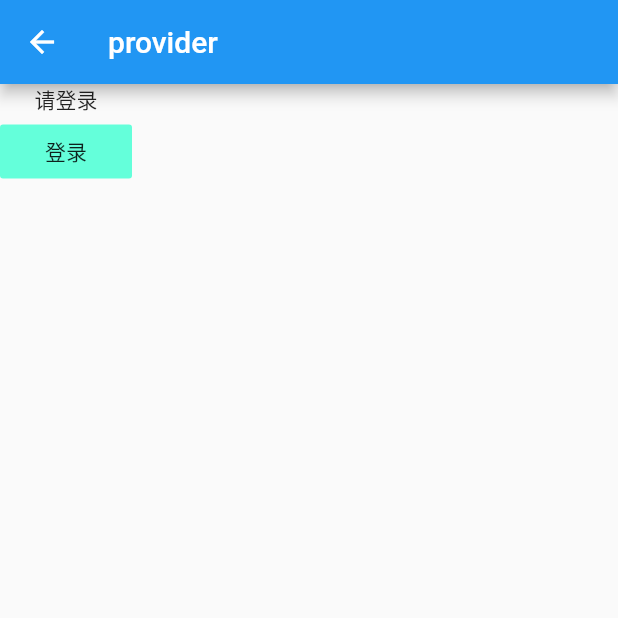
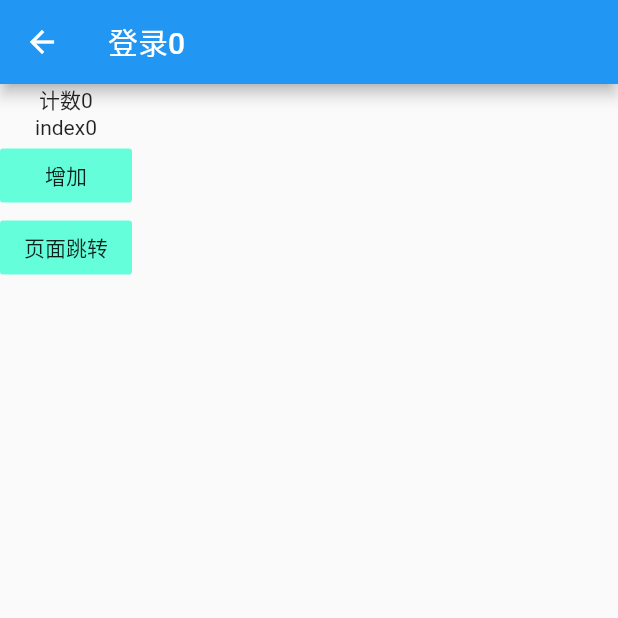
Before and after one commit to 93skyHuang/flutter_provider, a Flutter app: the TestPage screen opened directly, on a phone screen of 412 x 824 dp, the top half of it. Run offline on Flutter 3.47's test engine with Material 2 defaults, Android fonts, the phone set to English and light mode, and no system bars.

Commit message:
基本使用测试、全局和局部使用

```diff
--- a/lib/test_page.dart
+++ b/lib/test_page.dart
@@ -1,10 +1,11 @@
-
-
 import 'package:flutter/cupertino.dart';
 import 'package:flutter/material.dart';
+import 'package:flutter_provider/test_page2.dart';
+import 'package:flutter_provider/test_page3.dart';
+import 'package:provider/provider.dart';
 
 import 'base_model.dart';
-
+import 'main.dart';
 
 ///路由器列表页面
 class TestPage extends StatefulWidget {
@@ -16,31 +17,50 @@ class TestPage extends StatefulWidget {
 }
 
 class _TestPageState extends State<TestPage> {
+  var index = 0;
 
   @override
   Widget build(BuildContext context) {
-    return NotifierProviderWidget<LoginViewModel>(
-      model: LoginViewModel(loginServive: LoginServive()),
-      builder: (context, model, child) => Scaffold(
+    return MultiProvider(
+      providers: [
+        ChangeNotifierProvider(create: (_) => MyModel()),
+      ],
+      child: Scaffold(
         appBar: AppBar(
-          title: Text('provider'),
+          title: Text('登录$index'),
         ),
         body: Column(
           children: <Widget>[
-            model.state == ViewState.Loading
-                ? Center(
-                    child: CircularProgressIndicator(),
-                  )
-                : Text(model.info),
+            Builder(
+              builder: (context) {
+                return Text('计数${context.watch<MyModel>().counter}');
+              },
+            ),
+            Builder(
+              builder: (context) {
+                return Text('index$index');
+              },
+            ),
+            Consumer<MyModel>(
+              child: Text('Consumer'),
+              builder: (context, model, child) {
+                return FlatButton(
+                    color: Colors.tealAccent,
+                    onPressed: () {
+                      index++;
+                      model.incrementCounter();
+                    },
+                    child: Text("增加"));
+              },
+            ),
             FlatButton(
                 color: Colors.tealAccent,
-                onPressed: () => {
-                      Navigator.push(context,
-                          MaterialPageRoute(builder: (context) {
-                        return ProviderTestPage();
-                      }))
-                    },
-                child: Text("登录")),
+                onPressed: () {
+                  Navigator.push(context, MaterialPageRoute(builder: (context) {
+                    return TestPage3();
+                  }));
+                },
+                child: Text("页面跳转"))
           ],
         ),
       ),
@@ -54,33 +74,9 @@ class MyModel with ChangeNotifier {
   int counter = 0;
 
   Future<void> incrementCounter() async {
-    await Future.delayed(Duration(seconds: 2));
+    await Future.delayed(Duration(seconds: 1));
     counter++;
     print(counter);
     notifyListeners();
   }
 }
-
-/// viewModel
-class LoginViewModel extends BaseModel {
-  LoginServive _loginServive;
-  String info = '请登录';
-
-  LoginViewModel({@required LoginServive loginServive})
-      : _loginServive = loginServive;
-
-  Future<String> login(String pwd) async {
-    setState(ViewState.Loading);
-    info = await _loginServive.login(pwd);
-    setState(ViewState.Success);
-  }
-}
-
-/// api
-class LoginServive {
-  static const String Login_path = 'xxxxxx';
-
-  Future<String> login(String pwd) async {
-    return new Future.delayed(const Duration(seconds: 1), () => "登录成功");
-  }
-}
```
Also changed, not shown: lib/main.dart (+82 -87 lines), lib/test_page2.dart (added, +69 -0 lines), lib/test_page3.dart (added, +42 -0 lines), 1 other file.
